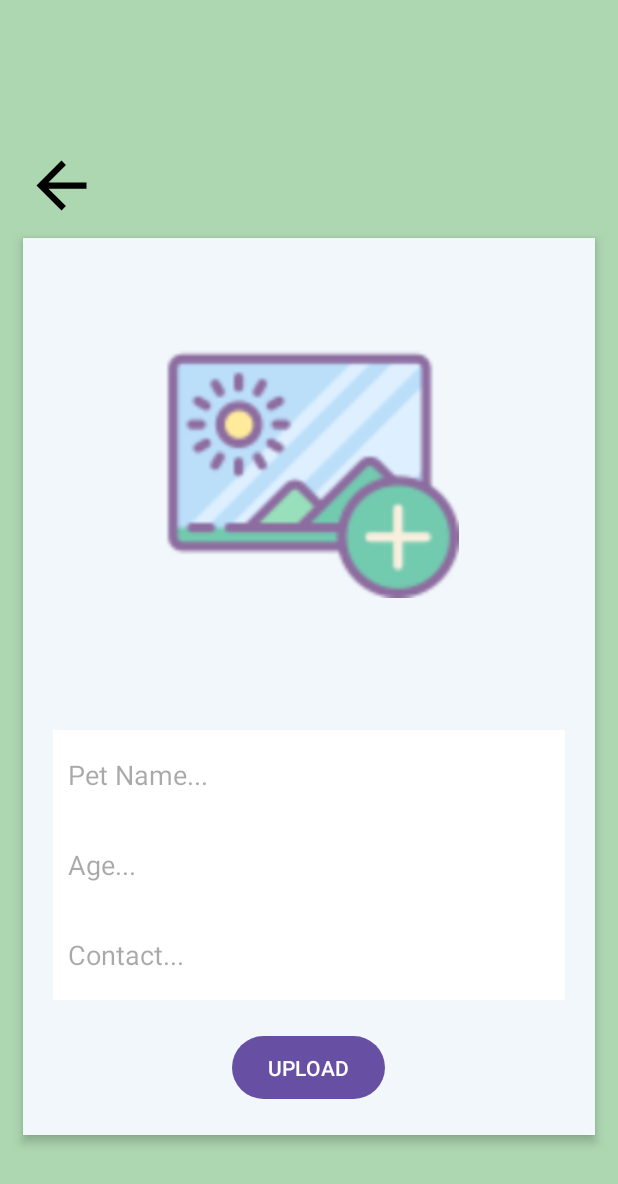
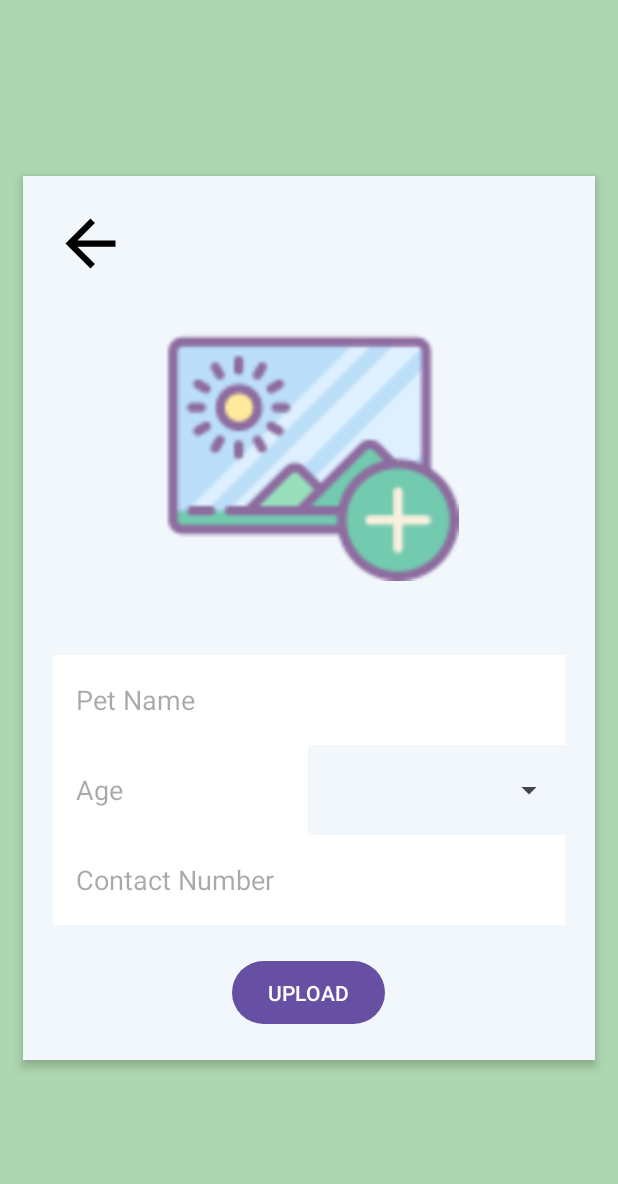
Before and after one commit to SimpingRyry/Pet_Book_Ng_Mga_Hayop_Na_Katulad_Kent, an Android app: the UploadAdoption screen opened directly, with no data from a screen before it, on a phone screen of 412 x 824 dp. Shown: the top 1184 px of the screen. Run offline under Robolectric (Android 15) with nearby library versions, the phone set to English and light mode, and no system bars; our stand-ins replace Firebase (no records; nobody signed in at launch, a user with empty details on screens opened directly); pictures from the network do not load.

Commit message:
pogi talaga masyado ni kent always and forever

```diff
--- a/app/src/main/res/layout/activity_upload_adoption.xml
+++ b/app/src/main/res/layout/activity_upload_adoption.xml
@@ -10,31 +10,31 @@
     android:paddingTop="30dp"
     android:gravity="center"
     tools:context=".UploadAdoption">
-    <ImageView
-        android:layout_width="50dp"
-        android:layout_height="50dp"
-        android:layout_gravity="start"
-        android:layout_marginStart="16dp"
-        android:layout_marginTop="1dp"
-        android:layout_marginBottom="10dp"
-        android:id="@+id/back"
-        android:src="@drawable/baseline_arrow_back_24"/>
+
+
 
     <LinearLayout
         android:layout_width="match_parent"
         android:layout_height="wrap_content"
         android:orientation="vertical"
         android:background="#f1f7fb"
+        android:layout_marginBottom="30dp"
         android:padding="20dp"
         android:layout_marginHorizontal="15dp"
         android:elevation="4dp">  <!-- Add elevation for a subtle shadow -->
 
         <ImageView
+            android:layout_width="50dp"
+            android:layout_height="50dp"
+            android:layout_gravity="start"
+            android:id="@+id/back"
+            android:src="@drawable/baseline_arrow_back_24"/>
+
+        <ImageView
             android:layout_width="match_parent"
             android:layout_height="200dp"
             android:src="@drawable/image_up"
-            android:id="@+id/uploadImage"
-            android:layout_marginTop="20dp"/>
+            android:id="@+id/uploadImage" />
 
         <ProgressBar
             android:layout_width="wrap_content"
@@ -42,14 +42,13 @@
             android:id="@+id/progressBar"
             android:layout_gravity="center"
             android:indeterminateTint="#ffe9c9"
-            android:visibility="invisible"
-            android:layout_marginTop="20dp"/>
+            android:visibility="invisible" />
 
         <LinearLayout
             android:layout_width="match_parent"
             android:layout_height="wrap_content"
             android:orientation="vertical"
-            android:layout_marginTop="20dp">
+            android:layout_marginTop="1dp">
 
             <EditText
                 android:layout_width="match_parent"
@@ -57,31 +56,47 @@
                 android:id="@+id/petname"
                 android:textColor="@color/black"
                 android:layout_weight="1"
+                android:maxLength="30"
                 android:inputType="text"
                 android:background="@android:color/white"
-                android:padding="10dp"
-                android:hint="Pet Name..."/>
-            <EditText
+                android:padding="15dp"
+                android:hint="Pet Name"/>
+
+            <LinearLayout
                 android:layout_width="match_parent"
-                android:layout_height="60dp"
-                android:id="@+id/age"
-                android:textColor="@color/black"
-                android:layout_weight="1"
-                android:inputType="text"
-                android:background="@android:color/white"
-                android:padding="10dp"
-                android:hint="Age..."/>
+                android:layout_height="wrap_content"
+                android:orientation="horizontal">
+
+                <EditText
+                    android:layout_width="170dp"
+                    android:layout_height="60dp"
+                    android:id="@+id/age"
+                    android:textColor="@color/black"
+                    android:maxLength="30"
+                    android:inputType="number"
+                    android:background="@android:color/white"
+                    android:padding="15dp"
+                    android:hint="Age"/>
+
+                <Spinner
+                    android:id="@+id/ageDesc"
+                    android:layout_width="match_parent"
+                    android:paddingStart="15dp"
+                    android:layout_height="60dp" />
+
+            </LinearLayout>
+
             <EditText
                 android:layout_width="match_parent"
                 android:layout_height="60dp"
                 android:id="@+id/adoptioncontact"
                 android:textColor="@color/black"
                 android:layout_weight="1"
+                android:maxLength="11"
                 android:inputType="text"
                 android:background="@android:color/white"
-                android:padding="10dp"
-                android:hint="Contact..."/>
-
+                android:padding="15dp"
+                android:hint="Contact Number"/>
 
             <Button
                 android:layout_width="wrap_content"
@@ -92,15 +107,6 @@
                 android:text="UPLOAD"/>
 
 
-            <!--            <com.google.android.material.floatingactionbutton.FloatingActionButton-->
-            <!--                android:layout_width="wrap_content"-->
-            <!--                android:layout_height="wrap_content"-->
-            <!--                android:id="@+id/uploadButton"-->
-            <!--                android:layout_marginStart="10dp"-->
-            <!--                android:backgroundTint="#fdb69a"-->
-            <!--                android:src="@drawable/kanarrow"-->
-            <!--                app:tint="@color/white"-->
-            <!--                app:maxImageSize="40dp"/>-->
 
         </LinearLayout>
 
```
